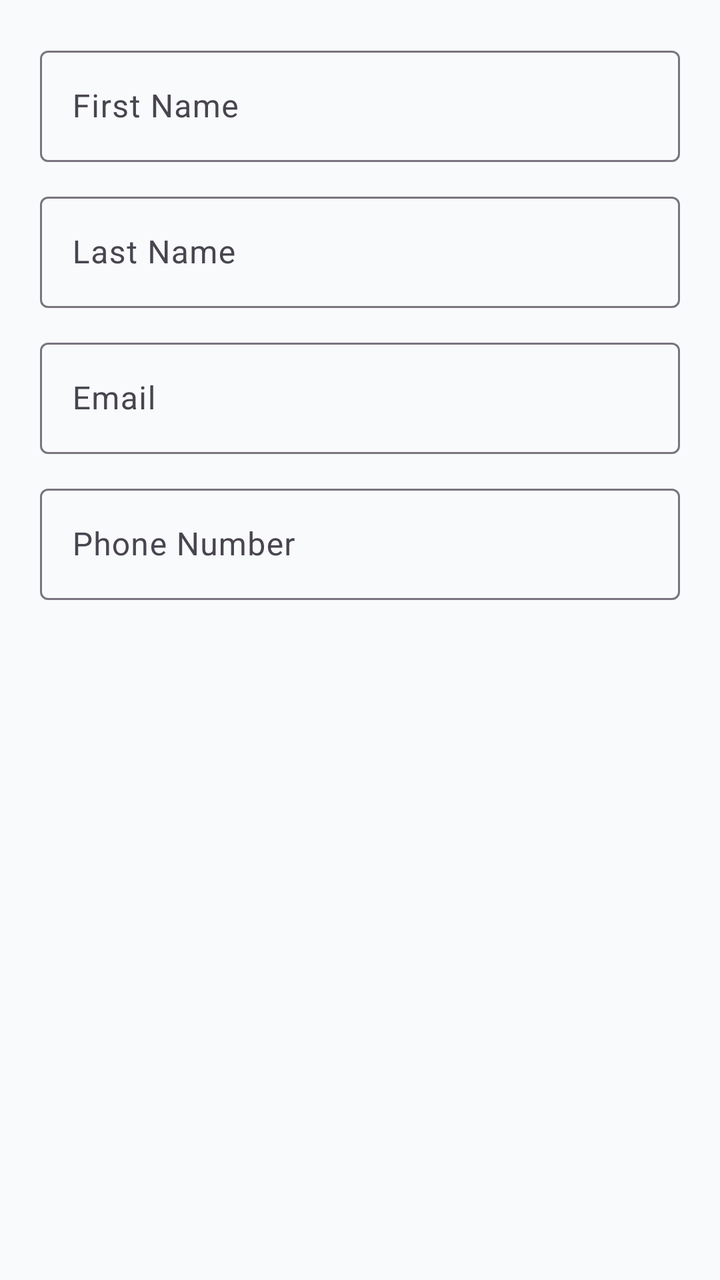
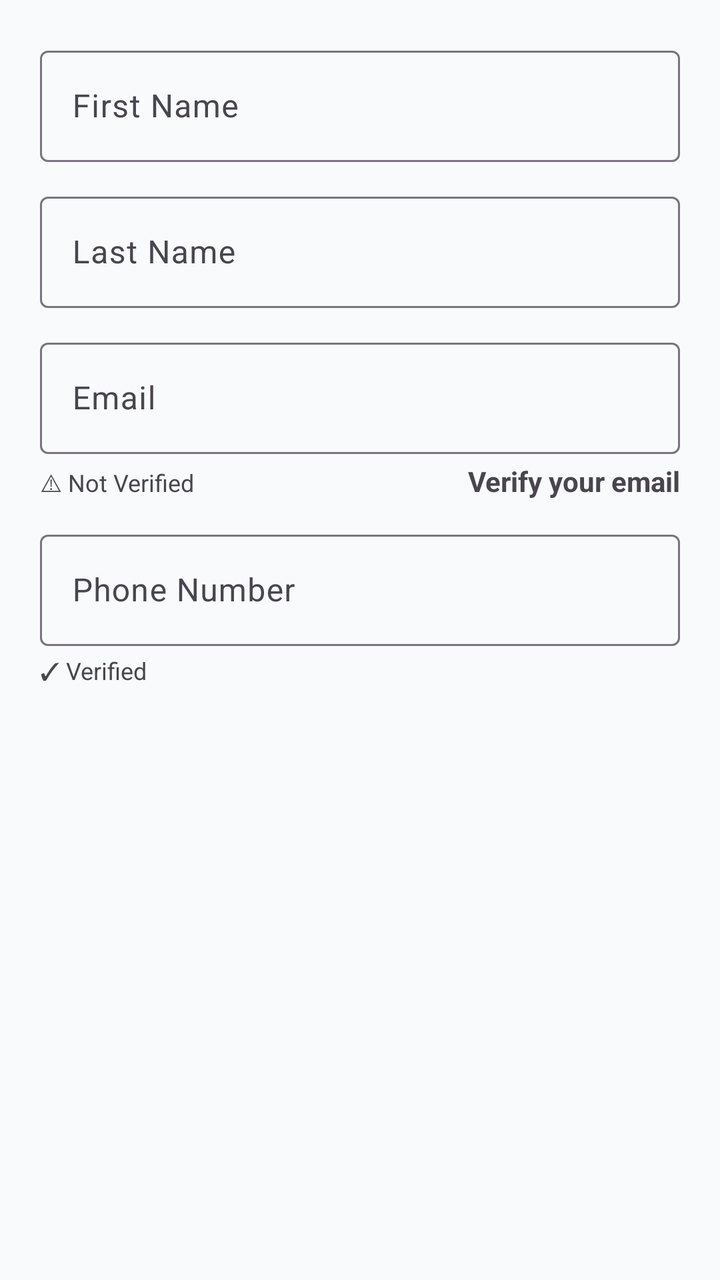

Two renders of the same Android screen: before a commit and after it. Below are the layout's source before the change and the commit's diff.
<!-- AndroidManifest.xml: application theme Theme.ApnaFund -->
<!-- res/layout/dialog_edit_profile.xml -->
<?xml version="1.0" encoding="utf-8"?>
<LinearLayout xmlns:android="http://schemas.android.com/apk/res/android"
    android:layout_width="match_parent"
    android:layout_height="wrap_content"
    android:orientation="vertical"
    android:padding="20dp">

    <com.google.android.material.textfield.TextInputLayout
        android:id="@+id/layoutFirstName"
        android:layout_width="match_parent"
        android:layout_height="wrap_content"
        android:hint="@string/text_first_name">

        <com.google.android.material.textfield.TextInputEditText
            android:id="@+id/editTextFirstName"
            android:layout_width="match_parent"
            android:layout_height="wrap_content"
            android:inputType="textPersonName" />
    </com.google.android.material.textfield.TextInputLayout>

    <com.google.android.material.textfield.TextInputLayout
        android:id="@+id/layoutLastName"
        android:layout_width="match_parent"
        android:layout_height="wrap_content"
        android:layout_marginTop="12dp"
        android:hint="@string/text_last_name">

        <com.google.android.material.textfield.TextInputEditText
            android:id="@+id/editTextLastName"
            android:layout_width="match_parent"
            android:layout_height="wrap_content"
            android:inputType="textPersonName" />
    </com.google.android.material.textfield.TextInputLayout>

    <com.google.android.material.textfield.TextInputLayout
        android:id="@+id/layoutEmail"
        android:layout_width="match_parent"
        android:layout_height="wrap_content"
        android:layout_marginTop="12dp"
        android:hint="@string/text_email">

        <com.google.android.material.textfield.TextInputEditText
            android:id="@+id/editTextEmail"
            android:layout_width="match_parent"
            android:layout_height="wrap_content"
            android:inputType="textEmailAddress" />
    </com.google.android.material.textfield.TextInputLayout>

    <com.google.android.material.textfield.TextInputLayout
        android:id="@+id/layoutPhone"
        android:layout_width="match_parent"
        android:layout_height="wrap_content"
        android:layout_marginTop="12dp"
        android:hint="@string/text_phone_number">

        <com.google.android.material.textfield.TextInputEditText
            android:id="@+id/editTextPhone"
            android:layout_width="match_parent"
            android:layout_height="wrap_content"
            android:inputType="phone"
            android:maxLength="10" />
    </com.google.android.material.textfield.TextInputLayout>

</LinearLayout>
<!-- resources referenced by this layout -->
<resources>
  <string name="text_email">Email</string>
  <string name="text_first_name">First Name</string>
  <string name="text_last_name">Last Name</string>
  <string name="text_phone_number">Phone Number</string>
  <style name="Theme.ApnaFund" parent="Base.Theme.ApnaFund" />
  <style name="Base.Theme.ApnaFund" parent="Theme.Material3.DayNight.NoActionBar">
          
          
          <item name="colorSecondary">#00ACC1</item> 
          <item name="colorTertiary">#FDD835</item> 
          
          <item name="android:colorBackground">@color/background</item>
  
          
          <item name="colorSurface">@color/surface</item>
          <item name="colorOnSurface">@color/text_primary</item>
          <item name="colorSurfaceVariant">@color/surface_variant</item>
  
          
          <item name="colorPrimary">@color/blue_dark</item>
          <item name="colorOnPrimary">@color/on_primary</item>
  
          
          <item name="android:textColorPrimary">@color/text_primary</item>
          <item name="android:textColorSecondary">@color/text_secondary</item>
      </style>
  <color name="background">#F8FAFC</color>
  <color name="surface">#FFFFFF</color>
  <color name="text_primary">#0F1012</color>
  <color name="surface_variant">#E2E8F0</color>
  <color name="blue_dark">#117AA7</color>
  <color name="on_primary">#FFFFFF</color>
  <color name="text_secondary">#475569</color>
</resources>

<!-- the commit's change to res/layout/dialog_edit_profile.xml (unified diff, before → after) -->
@@ -45,6 +45,30 @@
             android:layout_height="wrap_content"
             android:inputType="textEmailAddress" />
     </com.google.android.material.textfield.TextInputLayout>
+    <LinearLayout
+        android:id="@+id/layoutEmailVerification"
+        android:layout_width="match_parent"
+        android:layout_height="wrap_content"
+        android:layout_marginTop="4dp"
+        android:orientation="horizontal">
+
+        <TextView
+            android:id="@+id/textEmailVerificationStatus"
+            android:layout_width="0dp"
+            android:layout_height="wrap_content"
+            android:layout_weight="1"
+            android:text="@string/text_not_verified"
+            android:textSize="12sp" />
+
+        <TextView
+            android:id="@+id/textVerifyEmail"
+            android:layout_width="wrap_content"
+            android:layout_height="wrap_content"
+            android:clickable="true"
+            android:focusable="true"
+            android:text="@string/text_verify_email"
+            android:textStyle="bold" />
+    </LinearLayout>
 
     <com.google.android.material.textfield.TextInputLayout
         android:id="@+id/layoutPhone"
@@ -60,5 +84,12 @@
             android:inputType="phone"
             android:maxLength="10" />
     </com.google.android.material.textfield.TextInputLayout>
+    <TextView
+        android:id="@+id/textPhoneVerificationStatus"
+        android:layout_width="wrap_content"
+        android:layout_height="wrap_content"
+        android:layout_marginTop="4dp"
+        android:text="@string/text_verified"
+        android:textSize="12sp" />
 
 </LinearLayout>
<!-- resource entries referenced after the edit -->
@@ -3,7 +3,10 @@
   <string name="text_email">Email</string>
   <string name="text_first_name">First Name</string>
   <string name="text_last_name">Last Name</string>
+  <string name="text_not_verified">⚠ Not Verified</string>
   <string name="text_phone_number">Phone Number</string>
+  <string name="text_verified">✓ Verified</string>
+  <string name="text_verify_email">Verify your email</string>
   <style name="Theme.ApnaFund" parent="Base.Theme.ApnaFund" />
   <style name="Base.Theme.ApnaFund" parent="Theme.Material3.DayNight.NoActionBar">
           
